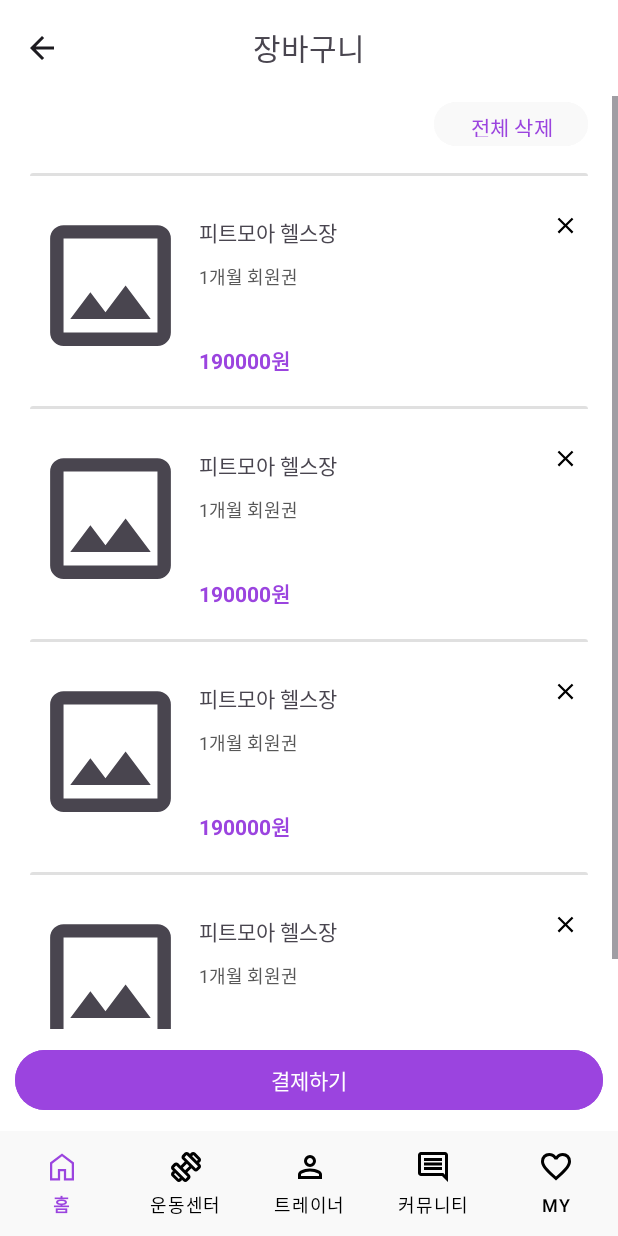
After one commit to APP-Android2/FinalProject-ShoppingMallService-team1, an Android app: the fragment HomeShopContainFragment placed in its activity, on a phone screen of 412 x 824 dp. The commit adds this screen. Run offline under Robolectric (Android 15) with nearby library versions, the phone set to English and light mode, and no system bars; our stand-ins replace data binding.

Commit message:
[Feature] 장바구니 제품 담기 화면 구현

```diff
--- a/app/src/main/java/kr/co/lion/finalproject_shoppingmallservice_team1/Tools.kt
+++ b/app/src/main/java/kr/co/lion/finalproject_shoppingmallservice_team1/Tools.kt
@@ -33,6 +33,11 @@ enum class HOME_BOTTOM_FRAGMENT_NAME(var num:Int, var str:String){
     HOME_ADDRESS_BOTTOM_MAP_FRAGMENT(0, "현재 위치")
 }
 
+enum class HOME_SHOP_FRAGMENT_NAME(var num:Int, var str:String){
+
+    SHOP_CONTAIN_FRAGMENT(0, "장바구니담기")
+}
+
 enum class CENTER_FRAGMENT_NAME(var num:Int, var str:String){
 
     CENTER_A_FRAGMENT(0, "A"),
--- a/app/src/main/java/kr/co/lion/finalproject_shoppingmallservice_team1/fragment/HomeAddressBottomFragment.kt
+++ b/app/src/main/java/kr/co/lion/finalproject_shoppingmallservice_team1/fragment/HomeAddressBottomFragment.kt
@@ -104,7 +104,7 @@ class HomeAddressBottomFragment : BottomSheetDialogFragment() {
         }
 
         override fun onBindViewHolder(holder: BottomViewHoleder, position: Int) {
-            holder.rowAddressBottomBinding.textView13.text = "서울시 중랑구 00동 00아파트"
+            holder.rowAddressBottomBinding.textViewHomeAddress.text = "서울시 중랑구 00동 00아파트"
         }
     }
 
--- a/app/src/main/java/kr/co/lion/finalproject_shoppingmallservice_team1/fragment/HomeChatFragment.kt
+++ b/app/src/main/java/kr/co/lion/finalproject_shoppingmallservice_team1/fragment/HomeChatFragment.kt
@@ -90,7 +90,7 @@ class HomeChatFragment : Fragment() {
         }
 
         override fun onBindViewHolder(holder: HomeChatViewHolder, position: Int) {
-            holder.rowHomeChatBinding.textViewHomeChatName.text = "홀길동"
+            holder.rowHomeChatBinding.textViewHomeChatName.text = "홍길동"
             holder.rowHomeChatBinding.textViewHomeChatContent.text = "헬스장 가격 문의 답장입니다."
             holder.rowHomeChatBinding.textViewHomeChatDate.text = "2024-03-29"
         }
--- /dev/null
+++ b/app/src/main/java/kr/co/lion/finalproject_shoppingmallservice_team1/fragment/HomeShopContainFragment.kt
@@ -0,0 +1,115 @@
+package kr.co.lion.finalproject_shoppingmallservice_team1.fragment
+
+import android.content.DialogInterface
+import android.graphics.Color
+import android.os.Bundle
+import android.os.SystemClock
+import androidx.fragment.app.Fragment
+import android.view.LayoutInflater
+import android.view.View
+import android.view.ViewGroup
+import androidx.databinding.DataBindingUtil
+import androidx.recyclerview.widget.LinearLayoutManager
+import androidx.recyclerview.widget.RecyclerView
+import com.google.android.material.dialog.MaterialAlertDialogBuilder
+import kr.co.lion.finalproject_shoppingmallservice_team1.NavigationActivity
+import kr.co.lion.finalproject_shoppingmallservice_team1.R
+import kr.co.lion.finalproject_shoppingmallservice_team1.databinding.FragmentHomeShopBinding
+import kr.co.lion.finalproject_shoppingmallservice_team1.databinding.FragmentHomeShopContainBinding
+import kr.co.lion.finalproject_shoppingmallservice_team1.databinding.RowShoppingcartBinding
+import kr.co.lion.finalproject_shoppingmallservice_team1.viewmodel.HomeShopContainViewModel
+import kr.co.lion.finalproject_shoppingmallservice_team1.viewmodel.HomeShopViewModel
+
+class HomeShopContainFragment : Fragment() {
+    lateinit var fragmentHomeShopContainBinding: FragmentHomeShopContainBinding
+    lateinit var navigationActivity: NavigationActivity
+    lateinit var homeShopContainViewModel: HomeShopContainViewModel
+
+    override fun onCreateView(
+        inflater: LayoutInflater, container: ViewGroup?, savedInstanceState: Bundle?): View? {
+        // Inflate the layout for this fragment
+        fragmentHomeShopContainBinding = DataBindingUtil.inflate(inflater, R.layout.fragment_home_shop_contain, container, false)
+        homeShopContainViewModel = HomeShopContainViewModel()
+        fragmentHomeShopContainBinding.homeShopContainViewModel = homeShopContainViewModel
+        fragmentHomeShopContainBinding.lifecycleOwner = this
+
+        navigationActivity = activity as NavigationActivity
+
+        settingToolbar()
+        settingReclyerViewHomeShop()
+        settingEvent()
+
+        return fragmentHomeShopContainBinding.root
+    }
+
+    fun settingToolbar() {
+        fragmentHomeShopContainBinding.apply {
+            toolbarHomeShopContain.apply {
+                setNavigationIcon(R.drawable.arrow_back)
+
+                setNavigationOnClickListener {
+                    SystemClock.sleep(200)
+                    parentFragmentManager.popBackStack()
+                }
+
+                inflateMenu(R.menu.empty_menu)
+            }
+        }
+    }
+
+    fun settingEvent(){
+        fragmentHomeShopContainBinding.apply {
+            buttonHomeShopPayment.apply {
+                setOnClickListener {
+                    val materialAlertDialogBuilder = MaterialAlertDialogBuilder(context)
+                    materialAlertDialogBuilder.setTitle("결제")
+                    materialAlertDialogBuilder.setMessage("결제 완료했습니다!")
+                    materialAlertDialogBuilder.setPositiveButton("확인"){ dialogInterface: DialogInterface, i: Int ->
+                        textColors
+                    }
+                    materialAlertDialogBuilder.show()
+                }
+            }
+        }
+    }
+
+    fun settingReclyerViewHomeShop(){
+        fragmentHomeShopContainBinding.apply {
+            recyclerViewHomeShop.apply {
+                adapter = HomeShopRecyclerViewAdapter()
+
+                layoutManager = LinearLayoutManager(navigationActivity)
+            }
+        }
+    }
+
+    inner class HomeShopRecyclerViewAdapter:RecyclerView.Adapter<HomeShopRecyclerViewAdapter.HomeShopViewHolder>(){
+        inner class HomeShopViewHolder(rowShoppingcartBinding: RowShoppingcartBinding):RecyclerView.ViewHolder(rowShoppingcartBinding.root){
+            val rowShoppingcartBinding:RowShoppingcartBinding
+
+            init {
+                this.rowShoppingcartBinding = rowShoppingcartBinding
+                rowShoppingcartBinding.root.layoutParams = ViewGroup.LayoutParams(
+                    ViewGroup.LayoutParams.MATCH_PARENT,
+                    ViewGroup.LayoutParams.WRAP_CONTENT
+                )
+            }
+        }
+
+        override fun onCreateViewHolder(parent: ViewGroup, viewType: Int): HomeShopViewHolder {
+            val rowShoppingcartBinding = RowShoppingcartBinding.inflate(layoutInflater)
+            val homeShopViewHolder = HomeShopViewHolder(rowShoppingcartBinding)
+            return homeShopViewHolder
+        }
+
+        override fun getItemCount(): Int {
+            return 4
+        }
+
+        override fun onBindViewHolder(holder: HomeShopViewHolder, position: Int) {
+            holder.rowShoppingcartBinding.textViewHomeShopCenterName.text = "피트모아 헬스장"
+            holder.rowShoppingcartBinding.textViewHomeShopMembershipName.text = "1개월 회원권"
+            holder.rowShoppingcartBinding.textViewShopPrice.text = "190000원"
+        }
+    }
+}
--- a/app/src/main/java/kr/co/lion/finalproject_shoppingmallservice_team1/fragment/HomeShopFragment.kt
+++ b/app/src/main/java/kr/co/lion/finalproject_shoppingmallservice_team1/fragment/HomeShopFragment.kt
@@ -7,7 +7,11 @@ import android.view.LayoutInflater
 import android.view.View
 import android.view.ViewGroup
 import androidx.databinding.DataBindingUtil
+import com.google.android.material.transition.MaterialSharedAxis
+import kr.co.lion.finalproject_shoppingmallservice_team1.HOME_BOTTOM_FRAGMENT_NAME
+import kr.co.lion.finalproject_shoppingmallservice_team1.HOME_SHOP_FRAGMENT_NAME
 import kr.co.lion.finalproject_shoppingmallservice_team1.NavigationActivity
+import kr.co.lion.finalproject_shoppingmallservice_team1.Navigation_FRAGMENT_NAME
 import kr.co.lion.finalproject_shoppingmallservice_team1.R
 import kr.co.lion.finalproject_shoppingmallservice_team1.databinding.FragmentHomeShopBinding
 import kr.co.lion.finalproject_shoppingmallservice_team1.viewmodel.HomeShopViewModel
@@ -16,6 +20,9 @@ class HomeShopFragment : Fragment() {
     lateinit var fragmentHomeShopBinding: FragmentHomeShopBinding
     lateinit var navigationActivity: NavigationActivity
     lateinit var homeShopViewModel: HomeShopViewModel
+
+    var oldFragment: Fragment? = null
+    var newFragment: Fragment? = null
 
     override fun onCreateView(
         inflater: LayoutInflater, container: ViewGroup?, savedInstanceState: Bundle?): View? {
@@ -28,6 +35,7 @@ class HomeShopFragment : Fragment() {
         navigationActivity = activity as NavigationActivity
 
         settingToolbar()
+        settingEvent()
 
         return fragmentHomeShopBinding.root
     }
@@ -46,4 +54,69 @@ class HomeShopFragment : Fragment() {
             }
         }
     }
+
+    fun settingEvent(){
+        fragmentHomeShopBinding.apply {
+            buttonHomeShopContain.apply {
+                setOnClickListener {
+                    replaceFragment(HOME_SHOP_FRAGMENT_NAME.SHOP_CONTAIN_FRAGMENT, true, false, null)
+                }
+            }
+
+            buttonHomeShopSwap.apply {
+                setOnClickListener {
+                    SystemClock.sleep(200)
+                    parentFragmentManager.popBackStack()
+                    navigationActivity.replaceFragment(Navigation_FRAGMENT_NAME.CENTER_FRAGMENT, true, true, null)
+                }
+            }
+        }
+    }
+
+    fun replaceFragment(name: HOME_SHOP_FRAGMENT_NAME, addToBackStack:Boolean, isAnimate:Boolean, data:Bundle?){
+
+        SystemClock.sleep(200)
+
+        val fragmentTransaction = childFragmentManager.beginTransaction().setReorderingAllowed(true)
+
+        if(newFragment != null){
+            oldFragment = newFragment
+        }
+
+        when(name){
+            HOME_SHOP_FRAGMENT_NAME.SHOP_CONTAIN_FRAGMENT -> {
+                newFragment = HomeShopContainFragment()
+            }
+        }
+
+        if(data != null){
+            newFragment?.arguments = data
+        }
+
+        if(newFragment != null){
+            if(isAnimate == true){
+
+                if(oldFragment != null){
+                    oldFragment?.exitTransition = MaterialSharedAxis(MaterialSharedAxis.X, true)
+                    oldFragment?.reenterTransition = MaterialSharedAxis(MaterialSharedAxis.X, false)
+
+                    oldFragment?.enterTransition = null
+                    oldFragment?.returnTransition = null
+                }
+
+                newFragment?.enterTransition = MaterialSharedAxis(MaterialSharedAxis.X, true)
+                newFragment?.returnTransition = MaterialSharedAxis(MaterialSharedAxis.X, false)
+
+                newFragment?.exitTransition = null
+                newFragment?.reenterTransition = null
+            }
+
+            fragmentTransaction.replace(R.id.frameHomeShop, newFragment!!)
+
+            if(addToBackStack == true){
+                fragmentTransaction.addToBackStack(name.str)
+            }
+            fragmentTransaction.commit()
+        }
+    }
 }
--- /dev/null
+++ b/app/src/main/java/kr/co/lion/finalproject_shoppingmallservice_team1/viewmodel/HomeShopContainViewModel.java
@@ -0,0 +1,4 @@
+package kr.co.lion.finalproject_shoppingmallservice_team1.viewmodel;
+
+public class HomeShopContainViewModel {
+}
--- a/app/src/main/res/layout/fragment_home_shop.xml
+++ b/app/src/main/res/layout/fragment_home_shop.xml
@@ -10,6 +10,7 @@
     </data>
 
     <FrameLayout
+        android:id="@+id/frameHomeShop"
         android:layout_width="match_parent"
         android:layout_height="match_parent"
         android:background="@color/white">
@@ -38,12 +39,8 @@
 
             <ScrollView
                 android:layout_width="match_parent"
-                android:layout_height="match_parent">
-
-                <LinearLayout
-                    android:layout_width="match_parent"
-                    android:layout_height="wrap_content"
-                    android:orientation="vertical">
+                android:layout_height="0dp"
+                android:layout_weight="1">
 
                 <LinearLayout
                     android:layout_width="match_parent"
@@ -51,8 +48,15 @@
                     android:layout_gravity="center_vertical"
                     android:orientation="vertical">
 
+                    <LinearLayout
+                        android:layout_width="match_parent"
+                        android:layout_height="match_parent"
+                        android:orientation="vertical"
+                        android:paddingLeft="@dimen/Side_Padding"
+                        android:paddingRight="@dimen/Side_Padding">
+
                         <TextView
-                            android:id="@+id/textView17"
+                            android:id="@+id/textViewHomeShopEmpty1"
                             android:layout_width="match_parent"
                             android:layout_height="wrap_content"
                             android:text="장바구니에 상품이 없습니다. "
@@ -60,7 +64,7 @@
                             android:textColor="@color/Writing_Color" />
 
                         <TextView
-                            android:id="@+id/textView18"
+                            android:id="@+id/textViewHomeShopEmpty2"
                             android:layout_width="match_parent"
                             android:layout_height="wrap_content"
                             android:text="상품을 추가해보세요."
@@ -68,7 +72,7 @@
                             android:textColor="@color/Writing_Color" />
 
                         <Button
-                            android:id="@+id/button3"
+                            android:id="@+id/buttonHomeShopHeartMembership"
                             android:layout_width="match_parent"
                             android:layout_height="wrap_content"
                             android:layout_marginTop="@dimen/Up_Down_Margin"
@@ -76,17 +80,30 @@
                             android:text="찜한 회원권 보러 가기"
                             android:textColor="@color/ContentsOfTheEntryCompartment_Color" />
 
+                        <Button
+                            android:id="@+id/buttonHomeShopContain"
+                            android:layout_width="match_parent"
+                            android:layout_height="wrap_content"
+                            android:layout_marginTop="@dimen/Up_Down_Margin"
+                            android:backgroundTint="@color/InputCompartment_Color"
+                            android:text="제품 담기"
+                            android:textColor="@color/ContentsOfTheEntryCompartment_Color" />
+
                     </LinearLayout>
+
+                </LinearLayout>
+            </ScrollView>
 
             <LinearLayout
                 android:layout_width="match_parent"
                 android:layout_height="wrap_content"
                 android:background="@color/white"
-                        android:orientation="vertical">
+                android:orientation="vertical"
+                app:layout_constraintBottom_toBottomOf="parent">
 
 
                 <Button
-                            style="@style/Widget.Material3.Button.IconButton.Filled"
+                    android:id="@+id/buttonHomeShopSwap"
                     android:layout_width="match_parent"
                     android:layout_height="wrap_content"
                     android:layout_margin="10dp"
@@ -96,9 +113,6 @@
                     android:text="다양한 시설 보러가기"
                     android:textColor="@color/white" />
             </LinearLayout>
-
-                </LinearLayout>
-            </ScrollView>
         </LinearLayout>
 
     </FrameLayout>
--- /dev/null
+++ b/app/src/main/res/layout/fragment_home_shop_contain.xml
@@ -0,0 +1,90 @@
+<?xml version="1.0" encoding="utf-8"?>
+<layout xmlns:android="http://schemas.android.com/apk/res/android"
+    xmlns:app="http://schemas.android.com/apk/res-auto"
+    xmlns:tools="http://schemas.android.com/tools">
+
+    <data>
+        <variable
+            name="homeShopContainViewModel"
+            type="kr.co.lion.finalproject_shoppingmallservice_team1.viewmodel.HomeShopContainViewModel" />
+    </data>
+<FrameLayout
+    android:layout_width="match_parent"
+    android:layout_height="match_parent"
+    android:background="@color/white">
+
+    <LinearLayout
+        android:layout_width="match_parent"
+        android:layout_height="match_parent"
+        android:orientation="vertical">
+
+    <com.google.android.material.appbar.MaterialToolbar
+        android:id="@+id/toolbarHomeShopContain"
+        android:layout_width="match_parent"
+        android:layout_height="wrap_content"
+        android:background="?attr/colorPrimary"
+        android:minHeight="?attr/actionBarSize"
+        android:theme="?attr/actionBarTheme">
+
+        <TextView
+            android:layout_width="wrap_content"
+            android:layout_height="wrap_content"
+            android:layout_gravity="center"
+            android:text="장바구니"
+            android:textSize="@dimen/Toolbar_Title_Size" />
+
+    </com.google.android.material.appbar.MaterialToolbar>
+
+        <ScrollView
+            android:layout_width="match_parent"
+            android:layout_height="0dp"
+            android:layout_weight="1">
+
+            <LinearLayout
+                android:layout_width="match_parent"
+                android:layout_height="match_parent"
+                android:layout_marginLeft="@dimen/Side_Padding"
+                android:layout_marginRight="@dimen/Side_Padding"
+                android:orientation="vertical">
+
+                <Button
+                    android:id="@+id/button"
+                    android:layout_width="wrap_content"
+                    android:layout_height="37dp"
+                    android:layout_gravity="end"
+                    android:backgroundTint="@color/InputCompartment_Color"
+                    android:text="전체 삭제"
+                    android:textColor="@color/Pup_Color"
+                    app:strokeColor="@color/Pup_Color" />
+
+                <androidx.recyclerview.widget.RecyclerView
+                    android:id="@+id/recyclerViewHomeShop"
+                    android:layout_width="match_parent"
+                    android:layout_height="match_parent"
+                    android:layout_marginTop="@dimen/Detail_Padding" />
+            </LinearLayout>
+        </ScrollView>
+
+        <LinearLayout
+            android:layout_width="match_parent"
+            android:layout_height="wrap_content"
+            android:background="@color/white"
+            android:orientation="vertical"
+            app:layout_constraintBottom_toBottomOf="parent">
+
+
+            <Button
+                android:id="@+id/buttonHomeShopPayment"
+                android:layout_width="match_parent"
+                android:layout_height="wrap_content"
+                android:layout_margin="10dp"
+                android:layout_marginTop="@dimen/Up_Down_Margin"
+                android:layout_weight="1"
+                android:backgroundTint="@color/Pup_Color"
+                android:text="결제하기"
+                android:textColor="@color/white" />
+        </LinearLayout>
+    </LinearLayout>
+
+</FrameLayout>
+</layout>
--- /dev/null
+++ b/app/src/main/res/layout/row_shoppingcart.xml
@@ -0,0 +1,93 @@
+<?xml version="1.0" encoding="utf-8"?>
+<layout xmlns:android="http://schemas.android.com/apk/res/android"
+    xmlns:app="http://schemas.android.com/apk/res-auto">
+<LinearLayout
+    android:layout_width="match_parent"
+    android:layout_height="match_parent"
+    android:orientation="vertical">
+
+    <androidx.cardview.widget.CardView
+        android:layout_width="match_parent"
+        android:layout_height="wrap_content"
+        app:cardElevation="0dp">
+
+        <LinearLayout
+            android:layout_width="match_parent"
+            android:layout_height="match_parent"
+            android:layout_gravity="bottom"
+            android:orientation="horizontal">
+
+            <ImageView
+                android:id="@+id/imageView8"
+                android:layout_width="80dp"
+                android:layout_height="110dp"
+                android:layout_marginTop="@dimen/Up_Down_Margin"
+                android:layout_marginBottom="@dimen/Up_Down_Margin"
+                android:layout_weight="1"
+                app:srcCompat="@drawable/photo" />
+
+            <LinearLayout
+                android:layout_width="wrap_content"
+                android:layout_height="wrap_content"
+                android:layout_marginLeft="5sp"
+                android:layout_marginTop="@dimen/Up_Down_Margin"
+                android:layout_marginBottom="@dimen/Up_Down_Margin"
+                android:layout_weight="5"
+                android:orientation="vertical">
+
+                <LinearLayout
+                    android:layout_width="match_parent"
+                    android:layout_height="match_parent"
+                    android:orientation="horizontal">
+
+                    <TextView
+                        android:id="@+id/textViewHomeShopCenterName"
+                        android:layout_width="wrap_content"
+                        android:layout_height="wrap_content"
+                        android:layout_weight="20"
+                        android:text="운동센터 이름"
+                        android:textSize="@dimen/Big_Text_Size" />
+
+                    <Button
+                        android:id="@+id/buttonHomeShopDelete"
+                        style="@style/Widget.Material3.Button.Icon"
+                        android:layout_width="30dp"
+                        android:layout_height="30dp"
+                        app:icon="@drawable/close"
+                        app:iconGravity="textEnd" />
+
+                </LinearLayout>
+
+                <TextView
+                    android:id="@+id/textViewHomeShopMembershipName"
+                    android:layout_width="match_parent"
+                    android:layout_height="wrap_content"
+                    android:layout_marginTop="10sp"
+                    android:text="제품명"
+                    android:textColor="@color/Writing_Color"
+                    android:textSize="@dimen/Medium_Text_Size" />
+
+                <TextView
+                    android:id="@+id/textViewShopPrice"
+                    android:layout_width="match_parent"
+                    android:layout_height="wrap_content"
+                    android:layout_marginTop="36dp"
+                    android:text="가격"
+                    android:textColor="@color/Pup_Color"
+                    android:textSize="@dimen/Big_Text_Size"
+                    android:textStyle="bold" />
+
+            </LinearLayout>
+
+        </LinearLayout>
+
+        <View
+            android:id="@+id/divider2"
+            android:layout_width="match_parent"
+            android:layout_height="2dp"
+            android:layout_weight="1"
+            android:background="?android:attr/listDivider" />
+
+    </androidx.cardview.widget.CardView>
+</LinearLayout>
+</layout>
```
Lines whose indentation alone changed are shown as unchanged.
